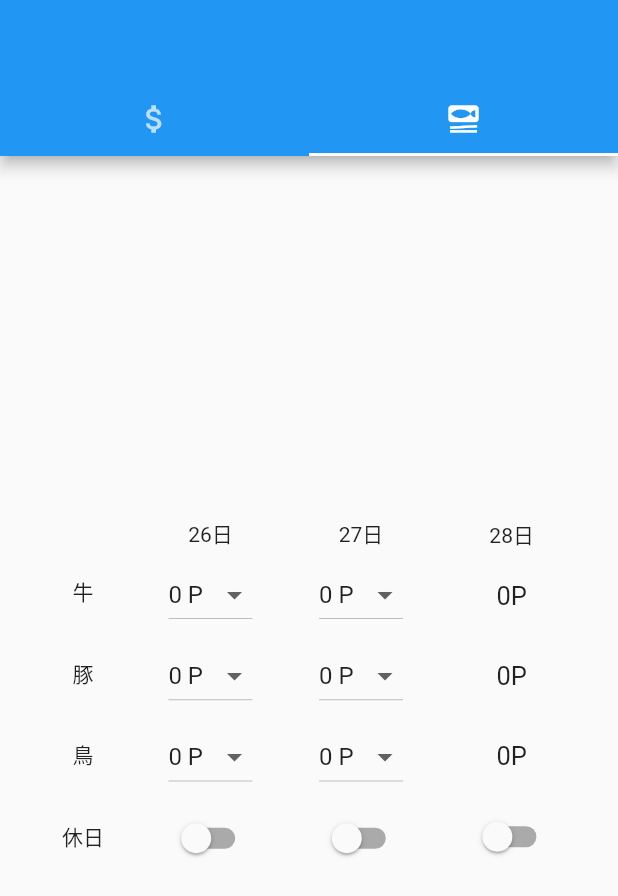
After one commit to FujimuraTaiga/OrderCalculator, a Flutter app: the screen it shows after launch, tab 2 chosen, on a phone screen of 412 x 824 dp. The commit adds this screen. Shown: the top 896 px of the screen. Run offline on Flutter 3.47's test engine with Material 2 defaults, Android fonts, the phone set to English and light mode, and no system bars.

Commit message:
first release

```diff
--- a/lib/Const/meat.dart
+++ b/lib/Const/meat.dart
@@ -1,25 +1,40 @@
-class Meat{
-  late String name;
-  late int packPerSales;
+enum Meat{
+  beef,
+  pork,
+  chicken,
 }
 
-class Beef implements Meat {
-  @override
-  String name = '牛';
-  @override
-  int packPerSales = 60000;
+class Beef{
+  static String name = '牛';
+  static int packPerSales = 60000;
+}
+class Pork{
+  static String name = '豚';
+  static int packPerSales = 70000;
+}
+class Chicken{
+  static String name = '鳥';
+  static int packPerSales = 60000;
 }
 
-class Pork implements Meat{
-  @override
-  String name = '豚';
-  @override
-  int packPerSales = 70000;
+String meatName(Meat meat){
+  switch(meat){
+    case Meat.beef:
+      return Beef.name;
+    case Meat.pork:
+      return Pork.name;
+    case Meat.chicken:
+      return Chicken.name;
+  }
 }
 
-class Chicken implements Meat{
-  @override
-  String name = '鳥';
-  @override
-  int packPerSales = 60000;
+int packPerSales(Meat meat){
+  switch(meat){
+    case Meat.beef:
+      return Beef.packPerSales;
+    case Meat.pork:
+      return Pork.packPerSales;
+    case Meat.chicken:
+      return Chicken.packPerSales;
+  }
 }
--- a/lib/Const/when.dart
+++ b/lib/Const/when.dart
@@ -1,4 +1,5 @@
 enum When{
   today,
   tomorrow,
+  dayAfterTomorrow,
 }
--- a/lib/Model/amount.dart
+++ b/lib/Model/amount.dart
@@ -1,47 +1,77 @@
+import 'package:flutter/cupertino.dart';
 import 'package:flutter/material.dart';
-
 import 'package:order_support/Const/meat.dart';
+import 'package:order_support/Const/when.dart';
 import 'package:order_support/Model/sales.dart';
 
 class AmountData{
-  int today = 0;
-  int tomorrow = 0;
-  String order = '0';
+
+  int date;
+  bool isHoliday = false;
+  int beef = 0;
+  int pork = 0;
+  int chicken = 0;
+
+  AmountData(this.date);
 }
 
 class Amount extends ChangeNotifier{
 
   final data = {
-    Beef() : AmountData(),
-    Pork() : AmountData(),
-    Chicken() : AmountData(),
+    When.today : AmountData(DateTime.now().day),
+    When.tomorrow : AmountData(DateTime.now().add(const Duration(days: 1)).day),
+    When.dayAfterTomorrow : AmountData(DateTime.now().add(const Duration(days: 2)).day),
   };
-  final sales = Sales();
 
-  void setToday(Meat meat,int today){
-    data[meat]!.today = today;
-    calcOrder();
+  void setIsHoliday(When when){
+    data[when]!.isHoliday = !data[when]!.isHoliday;
     notifyListeners();
   }
 
-  void setTomorrow(Meat meat,int tomorrow){
-    data[meat]!.tomorrow = tomorrow;
-    calcOrder();
+  void setBeef(When when,int beef){
+    data[when]!.beef = beef;
     notifyListeners();
   }
 
-  void setSales(int weekday,int holiday){
-    sales.weekdaySales = weekday;
-    sales.holidaySales = holiday;
-    calcOrder();
+  void setPork(When when,int pork){
+    data[when]!.pork = pork;
     notifyListeners();
   }
 
-  //発注数を計算
-  void calcOrder(){
-    for(var meat in data.keys){
-      int calc = ((sales.weekdaySales+sales.holidaySales+sales.holidaySales)/meat.packPerSales).round()-data[meat]!.today-data[meat]!.tomorrow;
-      data[meat]!.order = (calc>0) ? '$calc' : '0';
+  void setChicken(When when,int chicken){
+    data[when]!.chicken = chicken;
+    notifyListeners();
+  }
+
+  int order(Meat meat, Sales sales){
+    int today = 0;
+    int tomorrow = 0;
+    switch(meat){
+      case Meat.beef:
+        today = data[When.today]!.beef;
+        tomorrow = data[When.tomorrow]!.beef;
+        break;
+      case Meat.pork:
+        today = data[When.today]!.pork;
+        tomorrow = data[When.tomorrow]!.pork;
+        break;
+      case Meat.chicken:
+        today = data[When.today]!.chicken;
+        tomorrow = data[When.tomorrow]!.chicken;
+        break;
     }
+    notifyListeners();
+    int order = ((sales.holidaySales*countHoliday()+sales.weekdaySales*(3-countHoliday()))/packPerSales(meat)).round()-today-tomorrow;
+    return order<0 ? 0 : order;
+  }
+
+  int countHoliday(){
+    int count = 0;
+    for(var data in data.values){
+      if(data.isHoliday){
+        count++;
+      }
+    }
+    return count;
   }
 }
--- a/lib/Model/sales.dart
+++ b/lib/Model/sales.dart
@@ -4,3 +4,17 @@ class Sales{
   int weekdaySales = 0;
   int holidaySales = 0;
 }
+
+class SalesE extends ChangeNotifier{
+  final sales = Sales();
+
+  void setWeekdaySales(int weekdaySales){
+    sales.weekdaySales = weekdaySales;
+    notifyListeners();
+  }
+
+  void setHolidaySales(int holidaySales){
+    sales.holidaySales = holidaySales;
+    notifyListeners();
+  }
+}
--- /dev/null
+++ b/lib/UI/AmountForm/amount_form.dart
@@ -0,0 +1,28 @@
+import 'package:flutter/material.dart';
+import 'package:order_support/Const/when.dart';
+import 'package:order_support/UI/AmountForm/amount_item.dart';
+import 'package:order_support/UI/AmountForm/form_title.dart';
+import 'package:order_support/UI/AmountForm/order.dart';
+
+class AmountForm extends StatelessWidget {
+
+  const AmountForm({Key? key}) : super(key: key);
+
+  @override
+  Widget build(BuildContext context) {
+    return Column(
+      mainAxisAlignment: MainAxisAlignment.center,
+      children: [
+        Row(
+          mainAxisAlignment: MainAxisAlignment.spaceEvenly,
+          children: const [
+            FormTitle(),
+            AmountItem(When.today),
+            AmountItem(When.tomorrow),
+            Order(),
+          ],
+        ),
+      ],
+    );
+  }
+}
--- /dev/null
+++ b/lib/UI/AmountForm/amount_item.dart
@@ -0,0 +1,34 @@
+import 'package:flutter/material.dart';
+import 'package:order_support/Const/meat.dart';
+import 'package:order_support/Const/when.dart';
+import 'package:order_support/Model/amount.dart';
+import 'package:order_support/UI/AmountForm/holiday_switch.dart';
+import 'package:order_support/UI/AmountForm/select_button.dart';
+import 'package:provider/provider.dart';
+
+class AmountItem extends StatelessWidget {
+
+  final When when;
+
+  const AmountItem(this.when, {Key? key}) : super(key: key);
+
+  @override
+  Widget build(BuildContext context) {
+
+    final amount = Provider.of<Amount>(context);
+
+    return SizedBox(
+      height: 250,
+      child: Column(
+        mainAxisAlignment: MainAxisAlignment.spaceEvenly,
+        children: [
+          Text('${amount.data[when]!.date}日'),
+          SelectButton(Meat.beef, when),
+          SelectButton(Meat.pork, when),
+          SelectButton(Meat.chicken, when),
+          HolidaySwitch(when),
+        ],
+      ),
+    );
+  }
+}
--- /dev/null
+++ b/lib/UI/AmountForm/form_title.dart
@@ -0,0 +1,37 @@
+import 'package:flutter/cupertino.dart';
+
+class FormTitle extends StatelessWidget {
+
+  final double height = 46;
+
+  const FormTitle({Key? key}) : super(key: key);
+
+  @override
+  Widget build(BuildContext context) {
+    return SizedBox(
+      height: 250,
+      child: Column(
+        mainAxisAlignment: MainAxisAlignment.spaceEvenly,
+        children: [
+          const Text(' '),
+          SizedBox(
+            height: height,
+            child: const Center(child: Text('牛')),
+          ),
+          SizedBox(
+            height: height,
+            child: const Center(child: Text('豚')),
+          ),
+          SizedBox(
+            height: height,
+            child: const Center(child: Text('鳥')),
+          ),
+          SizedBox(
+            height: height,
+            child: const Center(child: Text('休日')),
+          ),
+        ],
+      ),
+    );
+  }
+}
--- /dev/null
+++ b/lib/UI/AmountForm/holiday_switch.dart
@@ -0,0 +1,24 @@
+import 'package:flutter/material.dart';
+import 'package:order_support/Const/when.dart';
+import 'package:order_support/Model/amount.dart';
+import 'package:provider/provider.dart';
+
+class HolidaySwitch extends StatelessWidget {
+
+  final When when;
+
+  const HolidaySwitch(this.when,{Key? key}) : super(key: key);
+
+  @override
+  Widget build(BuildContext context) {
+
+    final amount = Provider.of<Amount>(context);
+
+    return Switch(
+        value: amount.data[when]!.isHoliday,
+        onChanged: (value){
+          amount.setIsHoliday(when);
+        }
+    );
+  }
+}
--- /dev/null
+++ b/lib/UI/AmountForm/order.dart
@@ -0,0 +1,54 @@
+import 'package:flutter/material.dart';
+import 'package:order_support/Const/meat.dart';
+import 'package:order_support/Const/when.dart';
+import 'package:order_support/Model/sales.dart';
+import 'package:order_support/UI/AmountForm/holiday_switch.dart';
+import 'package:provider/provider.dart';
+
+import 'package:order_support/Model/amount.dart';
+
+class Order extends StatelessWidget {
+
+  final When when = When.dayAfterTomorrow;
+  final double height = 46;
+
+  const Order({Key? key}) : super(key: key);
+
+  @override
+  Widget build(BuildContext context) {
+    final amount = Provider.of<Amount>(context);
+    final sales = Provider.of<SalesE>(context);
+
+    return SizedBox(
+      height: 250,
+      child: Column(
+        mainAxisAlignment: MainAxisAlignment.spaceEvenly,
+        children: [
+          Text('${amount.data[when]!.date}日'),
+          SizedBox(
+            height: height,
+            child: Center(child: orderText('${amount.order(Meat.beef, sales.sales)}P')),
+          ),
+          SizedBox(
+            height: height,
+            child: Center(child: orderText('${amount.order(Meat.pork, sales.sales)}P')),
+          ),
+          SizedBox(
+            height: height,
+            child: Center(child: orderText('${amount.order(Meat.chicken, sales.sales)}P')),
+          ),
+          HolidaySwitch(when),
+        ],
+      ),
+    );
+  }
+
+  Widget orderText(String order) {
+    return Text(
+      order,
+      style: const TextStyle(
+        fontSize: 17.0,
+      ),
+    );
+  }
+}
--- a/lib/UI/OrderForm/select_button.dart
+++ b/lib/UI/AmountForm/select_button.dart
@@ -1,9 +1,9 @@
 import 'package:flutter/material.dart';
+import 'package:order_support/Const/meat.dart';
+import 'package:order_support/Model/amount.dart';
 import 'package:provider/provider.dart';
 
-import 'package:order_support/Model/amount.dart';
 import 'package:order_support/Const/when.dart';
-import 'package:order_support/Const/meat.dart';
 
 class SelectButton extends StatelessWidget {
 
@@ -16,11 +16,10 @@ class SelectButton extends StatelessWidget {
   Widget build(BuildContext context) {
 
     final amount = context.watch<Amount>();
-    final data = amount.data[meat]!;
 
     return DropdownButton<int>(
       items: items(20),
-      value: (when == When.today) ? data.today : data.tomorrow,
+      value: value(amount),
       onChanged: (int? newValue) => onChanged(amount, newValue!),
     );
   }
@@ -41,10 +40,27 @@ class SelectButton extends StatelessWidget {
   }
 
   void onChanged(Amount amount, int num){
-    if(when == When.today){
-      amount.setToday(meat,num);
-    }else if(when == When.tomorrow){
-      amount.setTomorrow(meat,num);
+    switch(meat){
+      case Meat.beef:
+        amount.setBeef(when,num);
+        break;
+      case Meat.pork:
+        amount.setPork(when,num);
+        break;
+      case Meat.chicken:
+        amount.setChicken(when, num);
+        break;
+    }
+  }
+
+  int value(Amount amount){
+    switch(meat){
+      case Meat.beef:
+        return amount.data[when]!.beef;
+      case Meat.pork:
+        return amount.data[when]!.pork;
+      case Meat.chicken:
+        return amount.data[when]!.chicken;
     }
   }
 }
--- a/lib/UI/main_page.dart
+++ b/lib/UI/main_page.dart
@@ -1,9 +1,11 @@
 import 'package:flutter/material.dart';
-import 'package:order_support/Model/amount.dart';
 import 'package:provider/provider.dart';
 
-import 'OrderForm/order_form.dart';
-import 'SalesForm/sales_form.dart';
+import 'package:order_support/Model/sales.dart';
+import 'package:order_support/Model/amount.dart';
+
+import 'package:order_support/UI/SalesForm/sales_form.dart';
+import 'package:order_support/UI/AmountForm/amount_form.dart';
 
 class MainPage extends StatelessWidget {
   const MainPage({Key? key}) : super(key: key);
@@ -12,14 +14,26 @@ class MainPage extends StatelessWidget {
   Widget build(BuildContext context) {
 
     final amount = Amount();
+    final sales = SalesE();
 
-    return ChangeNotifierProvider<Amount>.value(
-      value: amount,
+    return MultiProvider(
+      providers: [
+        ChangeNotifierProvider<Amount>.value(value: amount),
+        ChangeNotifierProvider<SalesE>.value(value: sales),
+      ],
       child: Scaffold(
+        appBar: AppBar(
+          bottom: const TabBar(
+            tabs: [
+              Tab(icon: Icon(Icons.attach_money),),
+              Tab(icon: Icon(Icons.set_meal),),
+            ],
+          ),
+        ),
         body: TabBarView(
             children: [
               SalesForm(),
-              const OrderForm(),
+              const AmountForm(),
             ]
         ),
       ),
--- a/lib/main.dart
+++ b/lib/main.dart
@@ -1,7 +1,5 @@
 import 'package:flutter/material.dart';
 import 'package:order_support/UI/main_page.dart';
-import 'UI/OrderForm/order_form.dart';
-import 'UI/SalesForm/sales_form.dart';
 
 void main(){
   runApp(
--- a/pubspec.yaml
+++ b/pubspec.yaml
@@ -35,6 +35,7 @@ dependencies:
   # Use with the CupertinoIcons class for iOS style icons.
   cupertino_icons: ^1.0.2
   provider: ^6.0.2
+  intl: ^0.17.0
 
 dev_dependencies:
   flutter_test:
```
Also changed, not shown: lib/Model/amount_before.dart (added, +57 -0 lines), lib/UI/OrderForm/form_item.dart (deleted, +0 -40 lines), lib/UI/OrderForm/order_form.dart (deleted, +0 -25 lines), lib/UI/SalesForm/sales_form.dart (+38 -30 lines), pubspec.lock.
